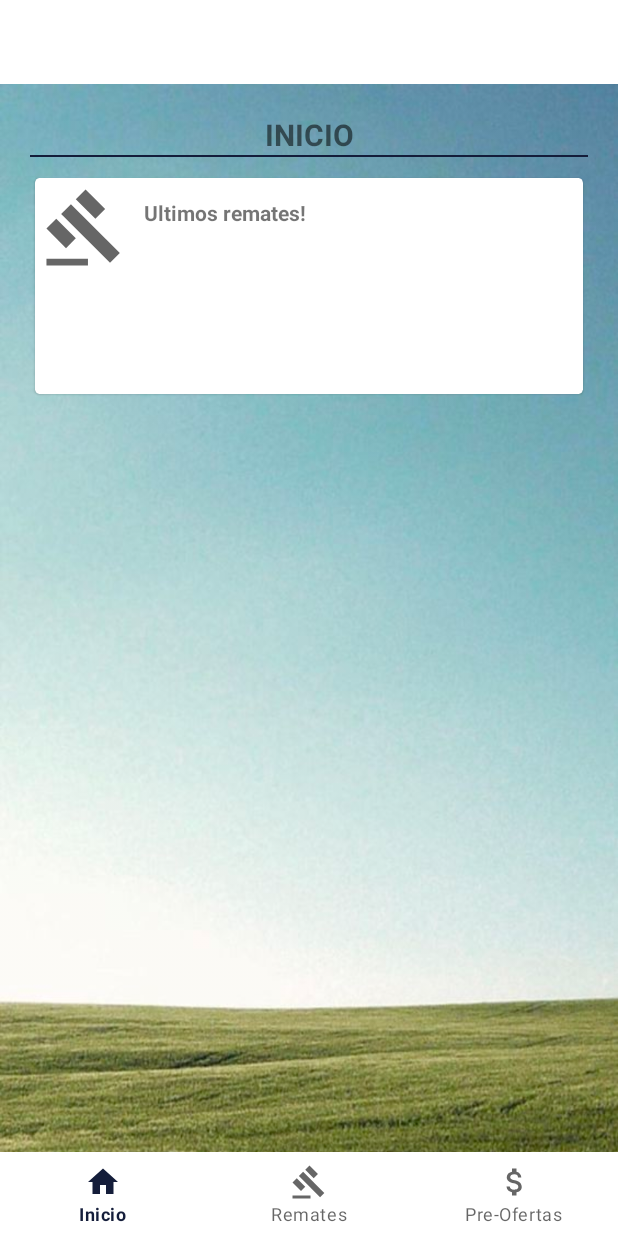
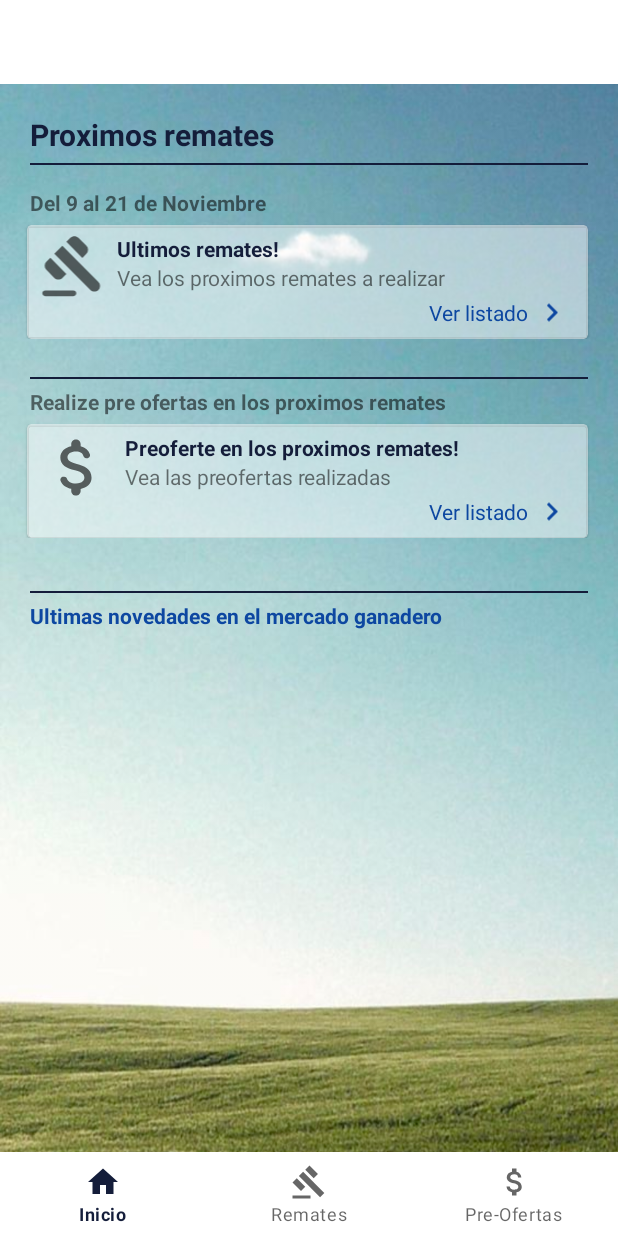
Before and after one commit to DiegoCriado/Urugan_app, an Android app: the HomeFragment screen opened directly, with no data from a screen before it, on a phone screen of 412 x 824 dp. Run offline under Robolectric (Android 15) with nearby library versions, the phone set to English and light mode, and no system bars; our stand-ins replace navigation-ui.

Commit message:
pre offer dashboard card and auction dashboard card

```diff
--- a/app/src/main/java/com/example/myapplication/ui/home/HomeFragment.kt
+++ b/app/src/main/java/com/example/myapplication/ui/home/HomeFragment.kt
@@ -9,8 +9,13 @@ import androidx.fragment.app.Fragment
 import androidx.lifecycle.Observer
 import androidx.lifecycle.ViewModelProviders
 import com.example.myapplication.R
+import kotlinx.android.synthetic.main.auction_dashboard_card.*
+import kotlinx.android.synthetic.main.pre_offer_auction_dashboar_card.*
 
 class HomeFragment : Fragment() {
+
+    lateinit var auctionDashboardCard: View
+    lateinit var preOfferDashboardCard : View
 
     private lateinit var homeViewModel: HomeViewModel
 
@@ -21,10 +26,25 @@ class HomeFragment : Fragment() {
         homeViewModel =
             ViewModelProviders.of(this).get(HomeViewModel::class.java)
         val root = inflater.inflate(R.layout.fragment_home, container, false)
+        auctionDashboardCard = inflater.inflate(R.layout.auction_dashboard_card, container, false)
+        preOfferDashboardCard = inflater.inflate(R.layout.pre_offer_auction_dashboar_card, container, false)
        // val textView: TextView = root.findViewById(R.id.text_home)
         homeViewModel.text.observe(viewLifecycleOwner, Observer {
            // textView.text = it
         })
         return root
     }
+
+
+    override fun onViewCreated(view: View, savedInstanceState: Bundle?) {
+        super.onViewCreated(view, savedInstanceState)
+
+        show_auction_list_txt.setOnClickListener {
+
+        }
+
+        show_pre_offer_list_txt.setOnClickListener {
+
+        }
+    }
 }
--- /dev/null
+++ b/app/src/main/res/drawable/ic_baseline_navigate_next_24.xml
@@ -0,0 +1,10 @@
+<vector xmlns:android="http://schemas.android.com/apk/res/android"
+    android:width="24dp"
+    android:height="24dp"
+    android:viewportWidth="24"
+    android:viewportHeight="24"
+    android:tint="?attr/colorControlNormal">
+  <path
+      android:fillColor="@android:color/white"
+      android:pathData="M10,6L8.59,7.41 13.17,12l-4.58,4.59L10,18l6,-6z"/>
+</vector>
--- /dev/null
+++ b/app/src/main/res/drawable/ic_round_attach_money_24.xml
@@ -0,0 +1,10 @@
+<vector xmlns:android="http://schemas.android.com/apk/res/android"
+    android:width="24dp"
+    android:height="24dp"
+    android:viewportWidth="24"
+    android:viewportHeight="24"
+    android:tint="?attr/colorControlNormal">
+  <path
+      android:fillColor="@android:color/white"
+      android:pathData="M11.8,10.9c-2.27,-0.59 -3,-1.2 -3,-2.15 0,-1.09 1.01,-1.85 2.7,-1.85 1.42,0 2.13,0.54 2.39,1.4 0.12,0.4 0.45,0.7 0.87,0.7h0.3c0.66,0 1.13,-0.65 0.9,-1.27 -0.42,-1.18 -1.4,-2.16 -2.96,-2.54V4.5c0,-0.83 -0.67,-1.5 -1.5,-1.5S10,3.67 10,4.5v0.66c-1.94,0.42 -3.5,1.68 -3.5,3.61 0,2.31 1.91,3.46 4.7,4.13 2.5,0.6 3,1.48 3,2.41 0,0.69 -0.49,1.79 -2.7,1.79 -1.65,0 -2.5,-0.59 -2.83,-1.43 -0.15,-0.39 -0.49,-0.67 -0.9,-0.67h-0.28c-0.67,0 -1.14,0.68 -0.89,1.3 0.57,1.39 1.9,2.21 3.4,2.53v0.67c0,0.83 0.67,1.5 1.5,1.5s1.5,-0.67 1.5,-1.5v-0.65c1.95,-0.37 3.5,-1.5 3.5,-3.55 0,-2.84 -2.43,-3.81 -4.7,-4.4z"/>
+</vector>
--- /dev/null
+++ b/app/src/main/res/drawable/ic_round_gavel_24.xml
@@ -0,0 +1,10 @@
+<vector xmlns:android="http://schemas.android.com/apk/res/android"
+    android:width="24dp"
+    android:height="24dp"
+    android:viewportWidth="24"
+    android:viewportHeight="24"
+    android:tint="?attr/colorControlNormal">
+  <path
+      android:fillColor="@android:color/white"
+      android:pathData="M2,21h10c0.55,0 1,0.45 1,1s-0.45,1 -1,1L2,23c-0.55,0 -1,-0.45 -1,-1s0.45,-1 1,-1zM5.24,8.07l2.83,-2.83L20.8,17.97c0.78,0.78 0.78,2.05 0,2.83 -0.78,0.78 -2.05,0.78 -2.83,0L5.24,8.07zM13.73,2.41l2.83,2.83c0.78,0.78 0.78,2.05 0,2.83l-1.42,1.42 -5.65,-5.66 1.41,-1.41c0.78,-0.79 2.05,-0.79 2.83,-0.01zM3.83,9.48l5.66,5.66 -1.41,1.41c-0.78,0.78 -2.05,0.78 -2.83,0l-2.83,-2.83c-0.78,-0.78 -0.78,-2.05 0,-2.83l1.41,-1.41z"/>
+</vector>
--- /dev/null
+++ b/app/src/main/res/layout/auction_dashboard_card.xml
@@ -0,0 +1,89 @@
+<?xml version="1.0" encoding="utf-8"?>
+<androidx.constraintlayout.widget.ConstraintLayout xmlns:android="http://schemas.android.com/apk/res/android"
+    android:layout_width="match_parent"
+    android:layout_height="match_parent"
+    xmlns:app="http://schemas.android.com/apk/res-auto"
+    android:id="@+id/auction_dashboard_card">
+
+    <com.google.android.material.card.MaterialCardView
+        android:visibility="visible"
+        android:layout_width="match_parent"
+        android:layout_height="wrap_content"
+        android:layout_marginStart="18dp"
+        android:layout_marginEnd="20dp"
+        android:layout_marginTop="5dp"
+        app:layout_constraintTop_toTopOf="parent"
+        app:layout_constraintStart_toStartOf="parent"
+        app:layout_constraintEnd_toEndOf="parent"
+        android:backgroundTint="@color/transparent_white"
+        app:cardCornerRadius="3dp"
+        android:elevation="5dp"
+        app:cardUseCompatPadding="false">
+
+        <LinearLayout
+            android:layout_width="match_parent"
+            android:layout_height="wrap_content"
+            android:orientation="horizontal">
+
+            <ImageView
+                android:layout_width="50dp"
+                android:layout_height="45dp"
+                android:layout_marginStart="6dp"
+                android:layout_marginTop="4dp"
+                android:src="@drawable/ic_round_gavel_24"/>
+
+            <LinearLayout
+                android:layout_width="match_parent"
+                android:layout_height="wrap_content"
+                android:orientation="vertical">
+
+                <TextView
+                    android:id="@+id/auction_title_card_txt"
+                    android:layout_width="match_parent"
+                    android:layout_height="wrap_content"
+                    android:text="Ultimos remates!"
+                    android:textStyle="bold"
+                    android:textColor="@color/Black"
+                    android:layout_marginTop="6dp"
+                    android:layout_marginStart="4dp"
+                    android:layout_marginEnd="12dp" />
+
+                <TextView
+                    android:layout_width="match_parent"
+                    android:layout_height="wrap_content"
+                    android:text="Vea los proximos remates a realizar"
+                    android:layout_marginStart="4dp"
+                    android:layout_marginEnd="12dp" />
+
+                <LinearLayout
+                    android:id="@+id/show_auction_list_txt"
+                    android:layout_width="match_parent"
+                    android:layout_height="wrap_content"
+                    android:orientation="horizontal"
+                    android:gravity="right"
+                    android:layout_marginStart="4dp"
+                    android:layout_marginEnd="12dp"
+                    android:layout_marginBottom="4dp">
+
+                    <TextView
+                        android:layout_width="wrap_content"
+                        android:layout_height="match_parent"
+                        android:padding="4dp"
+                        android:text="Ver listado"
+                        android:textSize="14dp"
+                        android:textColor="@color/md_blue_900" />
+
+                    <ImageView
+                        android:layout_width="wrap_content"
+                        android:layout_height="match_parent"
+                        android:tint="@color/md_blue_900"
+                        android:src="@drawable/ic_baseline_navigate_next_24">
+                    </ImageView>
+                </LinearLayout>
+            </LinearLayout>
+        </LinearLayout>
+    </com.google.android.material.card.MaterialCardView>
+
+
+
+</androidx.constraintlayout.widget.ConstraintLayout>
--- a/app/src/main/res/layout/fragment_home.xml
+++ b/app/src/main/res/layout/fragment_home.xml
@@ -8,10 +8,11 @@
     tools:context=".ui.home.HomeFragment"
     android:background="@drawable/background_app_img">
 
-    <androidx.constraintlayout.widget.ConstraintLayout
+    <LinearLayout
         android:id="@+id/scrollView_home"
         android:layout_width="match_parent"
         android:layout_height="match_parent"
+        android:orientation="vertical"
         app:layout_constraintTop_toTopOf="parent"
         app:layout_constraintStart_toStartOf="parent"
         app:layout_constraintEnd_toEndOf="parent"
@@ -21,78 +22,98 @@
             android:id="@+id/title_home_tx"
             android:layout_width="match_parent"
             android:layout_height="wrap_content"
-            android:text="INICIO"
+            android:textColor="@color/Black"
+            android:text="Proximos remates"
             android:textSize="20dp"
-            android:textAlignment="center"
             android:layout_marginTop="20dp"
             android:layout_marginStart="20dp"
             android:layout_marginEnd="20dp"
-            android:textStyle="bold"
-            app:layout_constraintStart_toStartOf="parent"
-            app:layout_constraintTop_toTopOf="parent"
-            />
+            android:textStyle="bold" />
 
         <View
-            android:id="@+id/separator"
+            android:layout_width="match_parent"
+            android:layout_height="1dp"
+            android:background="@color/Black"
+            android:layout_marginStart="20dp"
+            android:layout_marginEnd="20dp"
+            android:layout_marginTop="5dp" />
+
+        <TextView
+            android:id="@+id/sub_title_next_remates_txt"
+            android:layout_width="match_parent"
+            android:layout_height="wrap_content"
+            android:textStyle="bold"
+            android:text="Del 9 al 21 de Noviembre"
+            android:textSize="14dp"
+            android:layout_gravity="center"
+            app:layout_constraintTop_toBottomOf="@+id/separator"
+            app:layout_constraintStart_toStartOf="parent"
+            app:layout_constraintEnd_toEndOf="parent"
+            android:layout_marginStart="20dp"
+            android:layout_marginEnd="20dp"
+            android:layout_marginTop="15dp"/>
+
+
+       <include
+           layout="@layout/auction_dashboard_card" />
+
+
+        <View
+            android:id="@+id/separator2"
             android:layout_width="match_parent"
             android:layout_height="1dp"
             app:layout_constraintTop_toBottomOf="@id/title_home_tx"
             android:background="@color/Black"
             android:layout_marginStart="20dp"
             android:layout_marginEnd="20dp"
-            />
+            android:layout_marginTop="25dp" />
 
-        <com.google.android.material.card.MaterialCardView
-            android:visibility="visible"
+        <TextView
+            android:id="@+id/sub_title_pre_offer_txt"
             android:layout_width="match_parent"
             android:layout_height="wrap_content"
+            android:textStyle="bold"
+            android:text="Realize pre ofertas en los proximos remates"
+            android:textSize="14dp"
+            app:layout_constraintTop_toBottomOf="@+id/separator"
+            app:layout_constraintStart_toStartOf="parent"
+            app:layout_constraintEnd_toEndOf="parent"
             android:layout_marginStart="20dp"
             android:layout_marginEnd="20dp"
-            android:layout_marginTop="10dp"
+            android:layout_marginTop="5dp"/>
+
+        <include
+            layout="@layout/pre_offer_auction_dashboar_card"/>
+
+
+        <View
+            android:id="@+id/separator3"
+            android:layout_width="match_parent"
+            android:layout_height="1dp"
+            app:layout_constraintTop_toBottomOf="@id/title_home_tx"
+            android:background="@color/Black"
+            android:layout_marginStart="20dp"
+            android:layout_marginEnd="20dp"
+            android:layout_marginTop="35dp" />
+
+        <TextView
+            android:id="@+id/last_news_txt"
+            android:layout_width="match_parent"
+            android:layout_height="wrap_content"
+            android:textStyle="bold"
+            android:text="Ultimas novedades en el mercado ganadero"
+            android:textSize="14dp"
+            android:textColor="@color/md_blue_900"
+            app:layout_constraintTop_toBottomOf="@+id/separator"
             app:layout_constraintStart_toStartOf="parent"
             app:layout_constraintEnd_toEndOf="parent"
-            app:layout_constraintTop_toBottomOf="@+id/separator"
-            app:cardCornerRadius="3dp"
-            android:elevation="5dp"
-            app:cardUseCompatPadding="true">
+            android:layout_marginStart="20dp"
+            android:layout_marginEnd="20dp"
+            android:layout_marginTop="5dp"/>
 
-            <LinearLayout
-                android:layout_width="match_parent"
-                android:layout_height="wrap_content"
-                android:orientation="horizontal"
-                android:padding="5dp">
 
-                <ImageView
-                    android:layout_width="55dp"
-                    android:layout_height="55dp"
-                    android:src="@drawable/ic_baseline_gavel_24"/>
-
-                <TextView
-                    android:id="@+id/text_card"
-                    android:layout_width="match_parent"
-                    android:layout_height="wrap_content"
-                    android:text="Ultimos remates!"
-                    android:textStyle="bold"
-                    android:layout_marginStart="12dp"
-                    android:layout_marginEnd="12dp"
-                    android:layout_marginTop="8dp" />
-
-                <TextView
-                    android:layout_width="match_parent"
-                    android:layout_height="wrap_content"
-                    android:text="Remate "
-                    android:textStyle="bold"
-                    android:layout_marginStart="12dp"
-                    android:layout_marginTop="10dp"
-                    android:layout_marginEnd="12dp"
-                    android:layout_marginBottom="8dp"/>
-            </LinearLayout>
-
-        </com.google.android.material.card.MaterialCardView>
+    </LinearLayout>
 
 
 
-
-
-    </androidx.constraintlayout.widget.ConstraintLayout>
 </androidx.core.widget.NestedScrollView>
--- /dev/null
+++ b/app/src/main/res/layout/pre_offer_auction_dashboar_card.xml
@@ -0,0 +1,96 @@
+<?xml version="1.0" encoding="utf-8"?>
+<androidx.constraintlayout.widget.ConstraintLayout xmlns:android="http://schemas.android.com/apk/res/android"
+    android:layout_width="match_parent"
+    android:layout_height="match_parent"
+    xmlns:app="http://schemas.android.com/apk/res-auto">
+
+    <com.google.android.material.card.MaterialCardView
+        android:visibility="visible"
+        android:layout_width="match_parent"
+        android:layout_height="wrap_content"
+        android:layout_marginStart="18dp"
+        android:layout_marginEnd="20dp"
+        android:layout_marginTop="5dp"
+        app:layout_constraintTop_toTopOf="parent"
+        app:layout_constraintStart_toStartOf="parent"
+        app:layout_constraintEnd_toEndOf="parent"
+        android:backgroundTint="@color/transparent_white"
+        app:cardCornerRadius="3dp"
+        android:elevation="5dp"
+        app:cardUseCompatPadding="false">
+
+        <LinearLayout
+            android:layout_width="match_parent"
+            android:layout_height="wrap_content"
+            android:orientation="horizontal">
+
+            <ImageView
+                android:layout_width="55dp"
+                android:layout_height="50dp"
+                android:layout_marginStart="6dp"
+                android:layout_marginTop="4dp"
+                android:src="@drawable/ic_round_attach_money_24"/>
+
+            <LinearLayout
+                android:layout_width="match_parent"
+                android:layout_height="wrap_content"
+                android:orientation="vertical">
+
+                <TextView
+                    android:id="@+id/pre_offer_title_card_txt"
+                    android:layout_width="match_parent"
+                    android:layout_height="wrap_content"
+                    android:text="Preoferte en los proximos remates!"
+                    android:textStyle="bold"
+                    android:textColor="@color/Black"
+                    android:layout_marginTop="6dp"
+                    android:layout_marginStart="4dp"
+                    android:layout_marginEnd="12dp" />
+
+                <TextView
+                    android:layout_width="match_parent"
+                    android:layout_height="wrap_content"
+                    android:text="Vea las preofertas realizadas"
+                    android:layout_marginStart="4dp"
+                    android:layout_marginEnd="12dp" />
+
+                <LinearLayout
+                    android:id="@+id/show_pre_offer_list_txt"
+                    android:layout_width="match_parent"
+                    android:layout_height="wrap_content"
+                    android:orientation="horizontal"
+                    android:gravity="right"
+                    android:layout_marginStart="4dp"
+                    android:layout_marginEnd="12dp"
+                    android:layout_marginBottom="4dp">
+
+                    <TextView
+                        android:layout_width="wrap_content"
+                        android:layout_height="match_parent"
+                        android:padding="4dp"
+                        android:text="Ver listado"
+                        android:textSize="14dp"
+                        android:textColor="@color/md_blue_900" />
+
+                    <ImageView
+                        android:layout_width="wrap_content"
+                        android:layout_height="match_parent"
+                        android:tint="@color/md_blue_900"
+                        android:src="@drawable/ic_baseline_navigate_next_24">
+                    </ImageView>
+
+
+                </LinearLayout>
+
+
+
+            </LinearLayout>
+
+
+
+
+        </LinearLayout>
+
+    </com.google.android.material.card.MaterialCardView>
+
+</androidx.constraintlayout.widget.ConstraintLayout>
```
